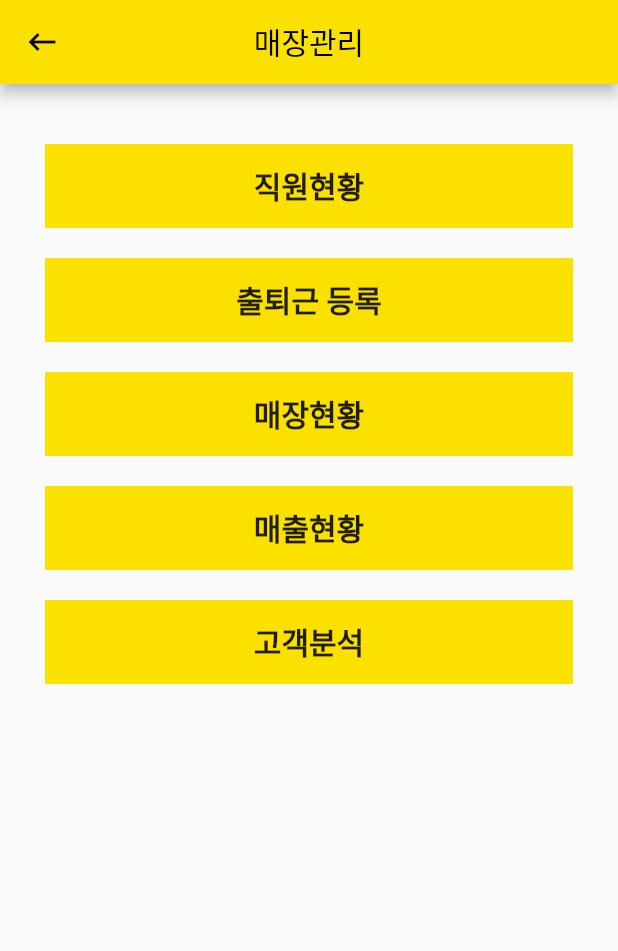
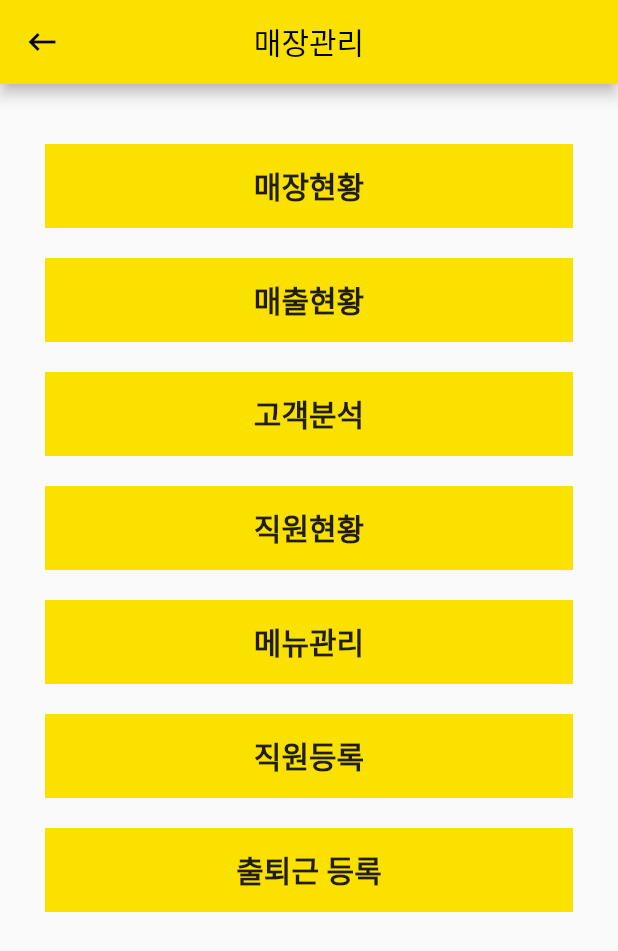
Before and after one commit to FEFastEasy/FEFE, a Flutter app: the Manage screen opened directly, on a phone screen of 412 x 824 dp. Shown: the top 951 px of the screen. Run offline on Flutter 3.47's test engine with Material 2 defaults, Android fonts, the light colour scheme and no system bars; our stand-ins replace fl_chart, image_picker; missing offline and left inert: qr_code_scanner.

Commit message:
230925_manage add options

```diff
--- a/lib/info/detail/manage.dart
+++ b/lib/info/detail/manage.dart
@@ -1,8 +1,10 @@
 import 'package:flutter/material.dart';
 import '../manage/analysis.dart';
 import '../manage/employee.dart';
+import '../manage/employeeadd.dart';
 import '../manage/sales.dart';
 import '../manage/store.dart';
+import '../manage/menu.dart';
 
 class Manage extends StatelessWidget {
   const Manage({Key? key}) : super(key: key);
@@ -58,16 +60,19 @@ class Manage extends StatelessWidget {
           child: Column(
             children: [
               SizedBox(height: 40),
-              _buildItem(context, '직원현황', Employee()),
-              SizedBox(height: 20),
-              _buildItem(context, '출퇴근 등록', Store()),
-              SizedBox(height: 20),
               _buildItem(context, '매장현황', Store()),
               SizedBox(height: 20),
               _buildItem(context, '매출현황', Sales()),
               SizedBox(height: 20),
               _buildItem(context, '고객분석', Analysis()),
               SizedBox(height: 20),
+              _buildItem(context, '직원현황', Employee()),
+              SizedBox(height: 20),
+              _buildItem(context, '메뉴관리', Menu()),
+              SizedBox(height: 20),
+              _buildItem(context, '직원등록', Employeeadd()),
+              SizedBox(height: 20),
+              _buildItem(context, '출퇴근 등록', Store()),
             ],
           ),
         ),
```
